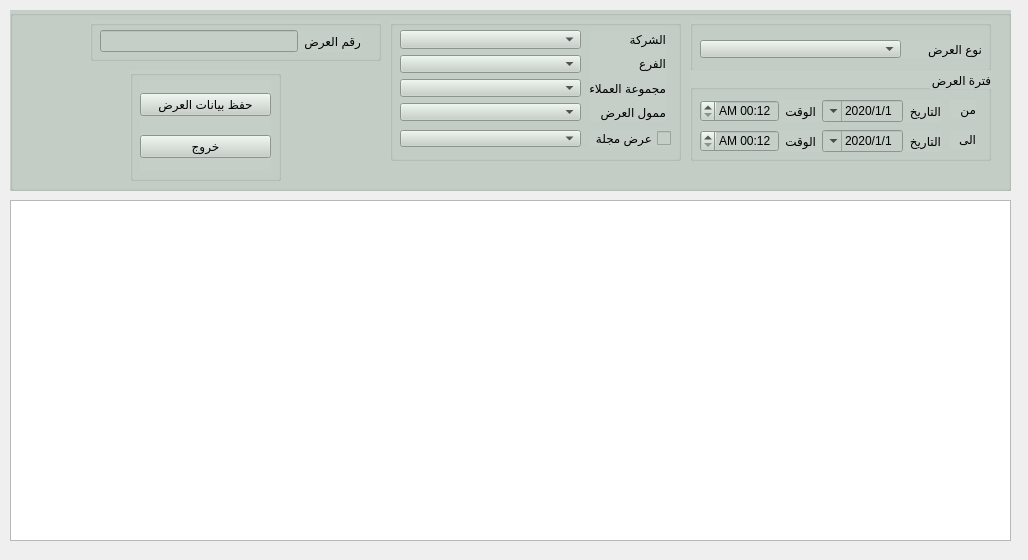
Above: presentation/promotion_ui/Promotion_create.ui from shymaa123456/HyperPOS2020 before the change. Below: the same form after it.
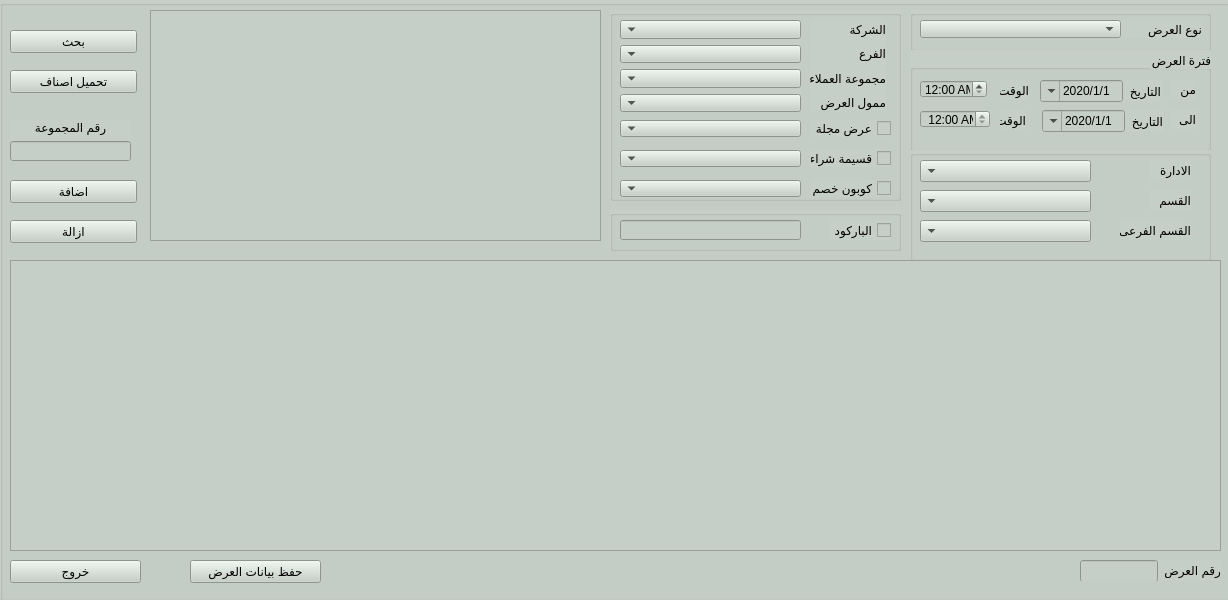
That is the form after the change.

Patch:
```diff
--- a/presentation/promotion_ui/Promotion_create.ui
+++ b/presentation/promotion_ui/Promotion_create.ui
@@ -6,20 +6,20 @@
             <rect>
                 <x>0</x>
                 <y>0</y>
-                <width>1028</width>
-                <height>560</height>
+    <width>1228</width>
+    <height>600</height>
             </rect>
         </property>
         <property name="minimumSize">
             <size>
-                <width>1028</width>
-                <height>560</height>
+    <width>1228</width>
+    <height>600</height>
             </size>
         </property>
         <property name="maximumSize">
             <size>
-                <width>1028</width>
-                <height>560</height>
+    <width>1228</width>
+    <height>600</height>
             </size>
         </property>
         <property name="windowTitle">
@@ -45,10 +45,10 @@
         <widget class="QGroupBox" name="groupBox">
             <property name="geometry">
                 <rect>
-                    <x>10</x>
-                    <y>10</y>
-                    <width>1001</width>
-                    <height>181</height>
+     <x>0</x>
+     <y>0</y>
+     <width>1231</width>
+     <height>601</height>
                 </rect>
             </property>
             <property name="font">
@@ -59,7 +59,7 @@
                 </font>
             </property>
             <property name="layoutDirection">
-                <enum>Qt::LeftToRight</enum>
+    <enum>Qt::RightToLeft</enum>
             </property>
             <property name="styleSheet">
                 <string notr="true">
@@ -72,10 +72,10 @@
             <widget class="QGroupBox" name="groupBox_3">
                 <property name="geometry">
                     <rect>
-                        <x>380</x>
+      <x>610</x>
                         <y>10</y>
                         <width>291</width>
-                        <height>141</height>
+      <height>191</height>
                     </rect>
                 </property>
                 <property name="title">
@@ -87,7 +87,7 @@
                             <x>10</x>
                             <y>10</y>
                             <width>181</width>
-                            <height>91</height>
+       <height>92</height>
                         </rect>
                     </property>
                     <layout class="QVBoxLayout" name="verticalLayout_3">
@@ -171,14 +171,66 @@
                         </rect>
                     </property>
                 </widget>
+    <widget class="QCheckBox" name="QcheckBox_magazine_3">
+     <property name="geometry">
+      <rect>
+       <x>200</x>
+       <y>140</y>
+       <width>81</width>
+       <height>17</height>
+      </rect>
+     </property>
+     <property name="layoutDirection">
+      <enum>Qt::RightToLeft</enum>
+     </property>
+     <property name="text">
+      <string>قسيمة شراء</string>
+     </property>
+    </widget>
+    <widget class="QComboBox" name="Qcombo_magazine_2">
+     <property name="geometry">
+      <rect>
+       <x>10</x>
+       <y>140</y>
+       <width>181</width>
+       <height>17</height>
+      </rect>
+     </property>
+    </widget>
+    <widget class="QCheckBox" name="QcheckBox_magazine_4">
+     <property name="geometry">
+      <rect>
+       <x>200</x>
+       <y>170</y>
+       <width>81</width>
+       <height>17</height>
+      </rect>
+     </property>
+     <property name="layoutDirection">
+      <enum>Qt::RightToLeft</enum>
+     </property>
+     <property name="text">
+      <string>كوبون خصم</string>
+     </property>
+    </widget>
+    <widget class="QComboBox" name="Qcombo_magazine_3">
+     <property name="geometry">
+      <rect>
+       <x>10</x>
+       <y>170</y>
+       <width>181</width>
+       <height>17</height>
+      </rect>
+     </property>
+    </widget>
             </widget>
             <widget class="QGroupBox" name="groupBox_4">
                 <property name="geometry">
                     <rect>
-                        <x>680</x>
+      <x>910</x>
                         <y>10</y>
                         <width>301</width>
-                        <height>51</height>
+      <height>41</height>
                     </rect>
                 </property>
                 <property name="layoutDirection">
@@ -191,7 +243,7 @@
                     <property name="geometry">
                         <rect>
                             <x>180</x>
-                            <y>20</y>
+       <y>10</y>
                             <width>112</width>
                             <height>18</height>
                         </rect>
@@ -204,7 +256,7 @@
                     <property name="geometry">
                         <rect>
                             <x>10</x>
-                            <y>20</y>
+       <y>10</y>
                             <width>201</width>
                             <height>18</height>
                         </rect>
@@ -220,10 +272,10 @@
             <widget class="QGroupBox" name="groupBox_2">
                 <property name="geometry">
                     <rect>
-                        <x>680</x>
-                        <y>60</y>
+      <x>910</x>
+      <y>50</y>
                         <width>301</width>
-                        <height>91</height>
+      <height>101</height>
                     </rect>
                 </property>
                 <property name="layoutDirection">
@@ -235,9 +287,9 @@
                 <widget class="QWidget" name="layoutWidget">
                     <property name="geometry">
                         <rect>
-                            <x>10</x>
+       <x>130</x>
                             <y>30</y>
-                            <width>241</width>
+       <width>121</width>
                             <height>22</height>
                         </rect>
                     </property>
@@ -272,23 +324,6 @@
                                 </property>
                             </widget>
                         </item>
-                        <item>
-                            <widget class="QLabel" name="label_2">
-                                <property name="text">
-                                    <string>الوقت</string>
-                                </property>
-                            </widget>
-                        </item>
-                        <item>
-                            <widget class="QDateTimeEdit" name="Qtime_from">
-                                <property name="displayFormat">
-                                    <string>h:mm AP</string>
-                                </property>
-                                <property name="calendarPopup">
-                                    <bool>false</bool>
-                                </property>
-                            </widget>
-                        </item>
                     </layout>
                 </widget>
                 <widget class="QLabel" name="label_9">
@@ -320,9 +355,9 @@
                 <widget class="QWidget" name="layoutWidget_2">
                     <property name="geometry">
                         <rect>
-                            <x>10</x>
+       <x>132</x>
                             <y>60</y>
-                            <width>241</width>
+       <width>121</width>
                             <height>22</height>
                         </rect>
                     </property>
@@ -354,72 +389,89 @@
                                 </property>
                             </widget>
                         </item>
-                        <item>
+     </layout>
+    </widget>
+    <widget class="QDateTimeEdit" name="Qtime_from">
+     <property name="geometry">
+      <rect>
+       <x>10</x>
+       <y>60</y>
+       <width>70</width>
+       <height>18</height>
+      </rect>
+     </property>
+     <property name="tabletTracking">
+      <bool>true</bool>
+     </property>
+     <property name="layoutDirection">
+      <enum>Qt::LeftToRight</enum>
+     </property>
+     <property name="buttonSymbols">
+      <enum>QAbstractSpinBox::UpDownArrows</enum>
+     </property>
+     <property name="displayFormat">
+      <string> hh:mm AP</string>
+     </property>
+     <property name="calendarPopup">
+      <bool>false</bool>
+     </property>
+    </widget>
                             <widget class="QLabel" name="label_7">
+     <property name="geometry">
+      <rect>
+       <x>90</x>
+       <y>60</y>
+       <width>26</width>
+       <height>20</height>
+      </rect>
+     </property>
                                 <property name="text">
                                     <string>الوقت</string>
                                 </property>
                             </widget>
-                        </item>
-                        <item>
+    <widget class="QLabel" name="label_2">
+     <property name="geometry">
+      <rect>
+       <x>90</x>
+       <y>30</y>
+       <width>29</width>
+       <height>20</height>
+      </rect>
+     </property>
+     <property name="text">
+      <string>الوقت</string>
+     </property>
+    </widget>
                             <widget class="QDateTimeEdit" name="Qtime_to">
+     <property name="geometry">
+      <rect>
+       <x>10</x>
+       <y>30</y>
+       <width>67</width>
+       <height>18</height>
+      </rect>
+     </property>
+     <property name="layoutDirection">
+      <enum>Qt::LeftToRight</enum>
+     </property>
+     <property name="currentSection">
+      <enum>QDateTimeEdit::HourSection</enum>
+     </property>
                                 <property name="displayFormat">
-                                    <string>h:mm AP</string>
+      <string>hh:mm AP</string>
                                 </property>
                                 <property name="calendarPopup">
                                     <bool>false</bool>
                                 </property>
-                            </widget>
-                        </item>
-                    </layout>
-                </widget>
-            </widget>
-            <widget class="QGroupBox" name="groupBox_8">
-                <property name="geometry">
-                    <rect>
-                        <x>120</x>
-                        <y>60</y>
-                        <width>151</width>
-                        <height>111</height>
-                    </rect>
-                </property>
-                <property name="title">
-                    <string/>
-                </property>
-                <widget class="QWidget" name="layoutWidget_3">
-                    <property name="geometry">
-                        <rect>
-                            <x>10</x>
-                            <y>10</y>
-                            <width>131</width>
-                            <height>91</height>
-                        </rect>
-                    </property>
-                    <layout class="QVBoxLayout" name="verticalLayout">
-                        <item>
-                            <widget class="QPushButton" name="Qbtn_save">
-                                <property name="text">
-                                    <string>حفظ بيانات العرض</string>
-                                </property>
-                            </widget>
-                        </item>
-                        <item>
-                            <widget class="QPushButton" name="Qbtn_exit">
-                                <property name="text">
-                                    <string>خروج</string>
-                                </property>
-                            </widget>
-                        </item>
-                    </layout>
                 </widget>
             </widget>
             <widget class="QGroupBox" name="groupBox_5">
                 <property name="geometry">
                     <rect>
-                        <x>80</x>
-                        <y>10</y>
-                        <width>291</width>
-                        <height>41</height>
+      <x>1080</x>
+      <y>560</y>
+      <width>141</width>
+      <height>21</height>
                     </rect>
                 </property>
                 <property name="layoutDirection">
@@ -431,14 +483,14 @@
                 <widget class="QWidget" name="horizontalLayoutWidget">
                     <property name="geometry">
                         <rect>
-                            <x>10</x>
-                            <y>10</y>
-                            <width>261</width>
+       <x>0</x>
+       <y>0</y>
+       <width>141</width>
                             <height>22</height>
                         </rect>
                     </property>
                     <layout class="QHBoxLayout" name="horizontalLayout_3">
-                        <item>
+      <item alignment="Qt::AlignVCenter">
                             <widget class="QLabel" name="label_12">
                                 <property name="text">
                                     <string>رقم العرض</string>
@@ -455,14 +507,215 @@
                     </layout>
                 </widget>
             </widget>
+   <widget class="QGroupBox" name="groupBox_6">
+    <property name="geometry">
+     <rect>
+      <x>910</x>
+      <y>150</y>
+      <width>301</width>
+      <height>111</height>
+     </rect>
+    </property>
+    <property name="title">
+     <string/>
+    </property>
+    <widget class="QComboBox" name="comboBox">
+     <property name="geometry">
+      <rect>
+       <x>10</x>
+       <y>10</y>
+       <width>171</width>
+       <height>22</height>
+      </rect>
+     </property>
+    </widget>
+    <widget class="QLabel" name="label_13">
+     <property name="geometry">
+      <rect>
+       <x>240</x>
+       <y>10</y>
+       <width>41</width>
+       <height>20</height>
+      </rect>
+     </property>
+     <property name="text">
+      <string>الادارة</string>
+     </property>
+    </widget>
+    <widget class="QLabel" name="label_14">
+     <property name="geometry">
+      <rect>
+       <x>240</x>
+       <y>40</y>
+       <width>41</width>
+       <height>20</height>
+      </rect>
+     </property>
+     <property name="text">
+      <string>القسم</string>
+     </property>
+    </widget>
+    <widget class="QComboBox" name="comboBox_2">
+     <property name="geometry">
+      <rect>
+       <x>10</x>
+       <y>40</y>
+       <width>171</width>
+       <height>22</height>
+      </rect>
+     </property>
+    </widget>
+    <widget class="QComboBox" name="comboBox_3">
+     <property name="geometry">
+      <rect>
+       <x>10</x>
+       <y>70</y>
+       <width>171</width>
+       <height>22</height>
+      </rect>
+     </property>
+    </widget>
+    <widget class="QLabel" name="label_15">
+     <property name="geometry">
+      <rect>
+       <x>210</x>
+       <y>70</y>
+       <width>71</width>
+       <height>20</height>
+      </rect>
+     </property>
+     <property name="text">
+      <string>القسم الفرعى</string>
+     </property>
+    </widget>
+   </widget>
+   <widget class="QGroupBox" name="groupBox_7">
+    <property name="geometry">
+     <rect>
+      <x>610</x>
+      <y>210</y>
+      <width>291</width>
+      <height>41</height>
+     </rect>
+    </property>
+    <property name="title">
+     <string/>
+    </property>
+    <widget class="QLineEdit" name="QLilne_Barcode">
+     <property name="enabled">
+      <bool>true</bool>
+     </property>
+     <property name="geometry">
+      <rect>
+       <x>10</x>
+       <y>10</y>
+       <width>181</width>
+       <height>20</height>
+      </rect>
+     </property>
+     <property name="alignment">
+      <set>Qt::AlignCenter</set>
+     </property>
+    </widget>
+    <widget class="QCheckBox" name="QcheckBox_magazine_2">
+     <property name="geometry">
+      <rect>
+       <x>220</x>
+       <y>10</y>
+       <width>61</width>
+       <height>20</height>
+      </rect>
+     </property>
+     <property name="layoutDirection">
+      <enum>Qt::RightToLeft</enum>
+     </property>
+     <property name="text">
+      <string>الباركود</string>
+     </property>
+    </widget>
+   </widget>
+   <widget class="QTableWidget" name="tableWidget">
+    <property name="geometry">
+     <rect>
+      <x>150</x>
+      <y>10</y>
+      <width>451</width>
+      <height>231</height>
+     </rect>
+    </property>
+   </widget>
+   <widget class="QPushButton" name="Qbtn_search">
+    <property name="geometry">
+     <rect>
+      <x>10</x>
+      <y>30</y>
+      <width>127</width>
+      <height>23</height>
+     </rect>
+    </property>
+    <property name="text">
+     <string>بحث</string>
+    </property>
+   </widget>
+   <widget class="QPushButton" name="Qbtn_add">
+    <property name="geometry">
+     <rect>
+      <x>10</x>
+      <y>180</y>
+      <width>127</width>
+      <height>23</height>
+     </rect>
+    </property>
+    <property name="text">
+     <string>اضافة</string>
+    </property>
+   </widget>
+   <widget class="QPushButton" name="Qbtn_add_list">
+    <property name="geometry">
+     <rect>
+      <x>10</x>
+      <y>70</y>
+      <width>127</width>
+      <height>23</height>
+     </rect>
+    </property>
+    <property name="text">
+     <string>تحميل اصناف</string>
+    </property>
+   </widget>
+   <widget class="QPushButton" name="Qbtn_save">
+    <property name="geometry">
+     <rect>
+      <x>190</x>
+      <y>560</y>
+      <width>131</width>
+      <height>23</height>
+     </rect>
+    </property>
+    <property name="text">
+     <string>حفظ بيانات العرض</string>
+    </property>
+   </widget>
+   <widget class="QPushButton" name="Qbtn_exit">
+    <property name="geometry">
+     <rect>
+      <x>10</x>
+      <y>560</y>
+      <width>131</width>
+      <height>23</height>
+     </rect>
+    </property>
+    <property name="text">
+     <string>خروج</string>
+    </property>
         </widget>
         <widget class="QWidget" name="gridLayoutWidget_4">
             <property name="geometry">
                 <rect>
                     <x>10</x>
-                    <y>200</y>
-                    <width>1001</width>
-                    <height>341</height>
+      <y>260</y>
+      <width>1211</width>
+      <height>291</height>
                 </rect>
             </property>
             <layout class="QGridLayout" name="gridLayout_7">
@@ -470,6 +723,68 @@
                     <widget class="QTableWidget" name="Qtable_promotion"/>
                 </item>
             </layout>
+   </widget>
+   <widget class="QGroupBox" name="groupBox_8">
+    <property name="geometry">
+     <rect>
+      <x>10</x>
+      <y>120</y>
+      <width>121</width>
+      <height>41</height>
+     </rect>
+    </property>
+    <property name="layoutDirection">
+     <enum>Qt::RightToLeft</enum>
+    </property>
+    <property name="title">
+     <string/>
+    </property>
+    <widget class="QWidget" name="horizontalLayoutWidget_2">
+     <property name="geometry">
+      <rect>
+       <x>0</x>
+       <y>0</y>
+       <width>121</width>
+       <height>41</height>
+      </rect>
+     </property>
+     <layout class="QVBoxLayout" name="verticalLayout">
+      <item>
+       <widget class="QLabel" name="label_16">
+        <property name="text">
+         <string>رقم المجموعة</string>
+        </property>
+        <property name="alignment">
+         <set>Qt::AlignCenter</set>
+        </property>
+       </widget>
+      </item>
+      <item>
+       <widget class="QLineEdit" name="Qline_group">
+        <property name="enabled">
+         <bool>true</bool>
+        </property>
+        <property name="alignment">
+         <set>Qt::AlignCenter</set>
+        </property>
+       </widget>
+      </item>
+     </layout>
+    </widget>
+   </widget>
+   <widget class="QPushButton" name="Qbtn_remove">
+    <property name="geometry">
+     <rect>
+      <x>10</x>
+      <y>220</y>
+      <width>127</width>
+      <height>23</height>
+     </rect>
+    </property>
+    <property name="text">
+     <string>ازالة</string>
+    </property>
+   </widget>
         </widget>
     </widget>
     <resources/>
```
Lines whose indentation alone changed are shown as unchanged.
